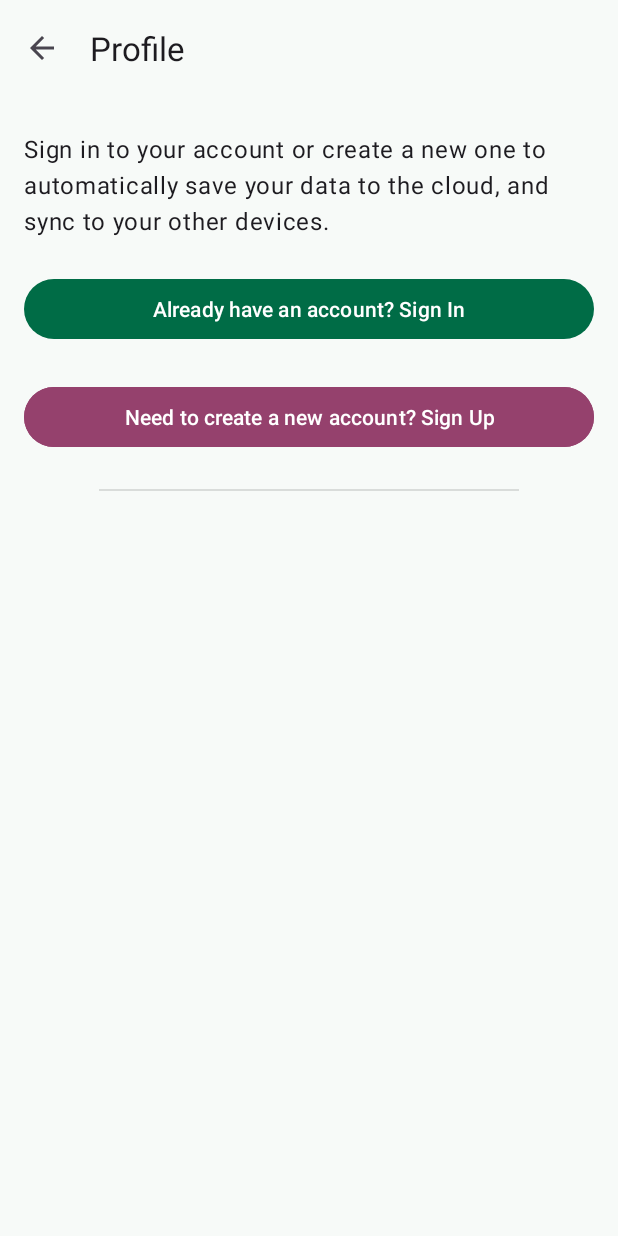
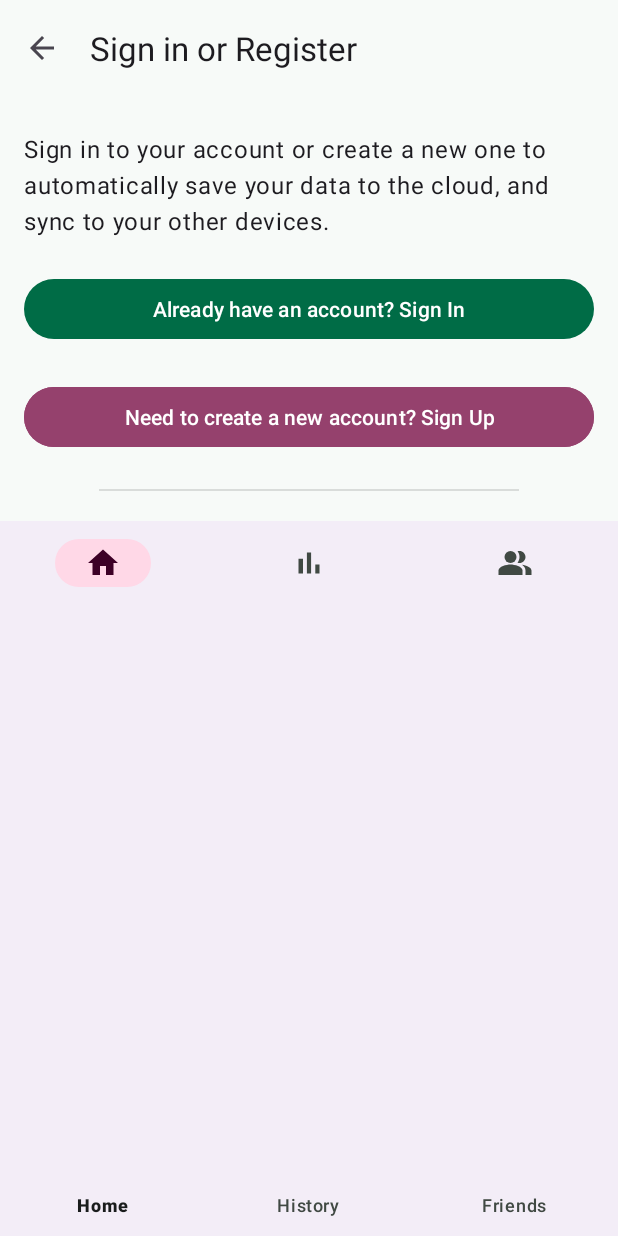
Before and after one commit to H3isenb3rg/MobileProgramming2023, an Android app: the Auth screen opened directly, with no data from a screen before it, on a phone screen of 412 x 824 dp. Run offline under Robolectric (Android 15) with nearby library versions, the phone set to English and light mode, and no system bars.

Commit message:
Partial commit for merge

```diff
--- a/app/src/main/java/it/unibs/mp/horace/Auth.kt
+++ b/app/src/main/java/it/unibs/mp/horace/Auth.kt
@@ -2,18 +2,29 @@ package it.unibs.mp.horace
 
 import android.content.Intent
 import android.os.Bundle
+import android.webkit.WebView.FindListener
 import androidx.appcompat.app.AppCompatActivity
 import androidx.core.view.WindowCompat
+import com.google.android.material.appbar.AppBarLayout
+import com.google.android.material.appbar.MaterialToolbar
 import it.unibs.mp.horace.databinding.AuthBinding
 
 class Auth : AppCompatActivity() {
     private lateinit var binding: AuthBinding
+    private lateinit var topBar: MaterialToolbar
     // private lateinit var mAuth: FirebaseAuth
 
     override fun onCreate(savedInstanceState: Bundle?) {
         super.onCreate(savedInstanceState)
         binding = AuthBinding.inflate(layoutInflater)
         setContentView(binding.root)
+
+        // Top App Bar configs
+        binding.appBarLayout.topAppBar.title = getString(R.string.action_sign_in)
+        binding.appBarLayout.topAppBar.setNavigationOnClickListener {
+            val intent = Intent(this, MainActivity::class.java)
+            startActivity(intent)
+        }
 
 
         WindowCompat.setDecorFitsSystemWindows(window, false)
--- a/app/src/main/res/layout/auth.xml
+++ b/app/src/main/res/layout/auth.xml
@@ -1,29 +1,18 @@
 <?xml version="1.0" encoding="utf-8"?>
-<androidx.coordinatorlayout.widget.CoordinatorLayout xmlns:android="http://schemas.android.com/apk/res/android"
+<RelativeLayout xmlns:android="http://schemas.android.com/apk/res/android"
     xmlns:app="http://schemas.android.com/apk/res-auto"
     android:layout_width="match_parent"
     android:layout_height="match_parent"
-    android:fitsSystemWindows="true">
+    android:fitsSystemWindows="true"
+    android:orientation="vertical">
 
-    <com.google.android.material.appbar.AppBarLayout
-        android:id="@+id/appBarLayout"
-        android:layout_width="match_parent"
-        android:layout_height="wrap_content"
-        android:fitsSystemWindows="true">
-
-        <com.google.android.material.appbar.MaterialToolbar
-            android:id="@+id/topAppBar"
-            android:layout_width="match_parent"
-            android:layout_height="?attr/actionBarSize"
-            app:navigationIcon="@drawable/baseline_arrow_back_24"
-            app:title="@string/profile" />
-
-    </com.google.android.material.appbar.AppBarLayout>
+    <include layout="@layout/simple_topbar" android:id="@+id/appBarLayout"/>
 
     <androidx.core.widget.NestedScrollView
+        android:layout_below="@id/appBarLayout"
         android:layout_width="match_parent"
-        android:layout_height="match_parent"
-        app:layout_behavior="@string/appbar_scrolling_view_behavior">
+        android:id="@+id/mainContent"
+        android:layout_height="wrap_content">
 
         <LinearLayout
             android:layout_width="match_parent"
@@ -62,13 +51,13 @@
 
     </androidx.core.widget.NestedScrollView>
 
-</androidx.coordinatorlayout.widget.CoordinatorLayout>
+    <com.google.android.material.bottomnavigation.BottomNavigationView
+        android:id="@+id/bnBottomNav"
+        android:layout_below="@id/mainContent"
+        android:layout_width="match_parent"
+        android:layout_height="wrap_content"
+        android:layout_alignParentBottom="true"
+        app:menu="@menu/nav_menu" />
+</RelativeLayout>
 
-    <!-- <com.google.android.material.bottomnavigation.BottomNavigationView
-         android:id="@+id/bnBottomNav"
-         android:layout_width="match_parent"
-         android:layout_height="wrap_content"
-         android:layout_alignParentBottom="true"
-         app:itemBackground="@color/grey"
-         app:itemTextColor="@color/black"
-         app:menu="@menu/nav_menu" /> -->
+    <!--  -->
--- a/app/src/main/res/layout/custom_signin.xml
+++ b/app/src/main/res/layout/custom_signin.xml
@@ -13,15 +13,14 @@
 
         <com.google.android.material.appbar.AppBarLayout
             android:layout_width="match_parent"
-            android:layout_height="wrap_content"
-            android:background="@color/grey">
+            android:layout_height="wrap_content">
 
             <com.google.android.material.appbar.MaterialToolbar
                 android:id="@+id/topAppBar"
                 android:layout_width="match_parent"
                 android:layout_height="wrap_content"
                 app:navigationIcon="@drawable/baseline_arrow_back_24"
-                app:title="@string/sign_in" />
+                app:title="@string/action_sign_in_short" />
 
         </com.google.android.material.appbar.AppBarLayout>
 
@@ -74,8 +73,7 @@
         android:layout_marginTop="20dp"
         android:layout_marginEnd="50dp"
         android:padding="0dp"
-        android:text="@string/forgot_password"
-        android:textColor="@color/dark_green" />
+        android:text="@string/forgot_password"/>
 
     <Button
         android:id="@+id/btnLogin"
@@ -84,7 +82,6 @@
         android:layout_below="@id/forgot_btn"
         android:layout_centerHorizontal="true"
         android:layout_marginStart="75dp"
-        android:backgroundTint="@color/dark_green"
         android:text="@string/sign_in" />
 
     <com.google.android.material.bottomnavigation.BottomNavigationView
@@ -92,8 +89,6 @@
         android:layout_width="match_parent"
         android:layout_height="wrap_content"
         android:layout_alignParentBottom="true"
-        app:itemBackground="@color/grey"
-        app:itemTextColor="@color/black"
         app:menu="@menu/nav_menu" />
 
 
--- /dev/null
+++ b/app/src/main/res/layout/simple_topbar.xml
@@ -0,0 +1,23 @@
+<?xml version="1.0" encoding="utf-8"?>
+
+<androidx.coordinatorlayout.widget.CoordinatorLayout
+    xmlns:android="http://schemas.android.com/apk/res/android"
+    xmlns:app="http://schemas.android.com/apk/res-auto"
+    android:layout_width="match_parent"
+    android:layout_height="wrap_content">
+
+    <com.google.android.material.appbar.AppBarLayout
+        android:layout_width="match_parent"
+        android:layout_height="wrap_content"
+        android:fitsSystemWindows="true">
+
+        <com.google.android.material.appbar.MaterialToolbar
+            android:id="@+id/topAppBar"
+            android:layout_width="match_parent"
+            android:layout_height="?attr/actionBarSize"
+            app:navigationIcon="@drawable/baseline_arrow_back_24"
+            app:title="@string/sample_topbar" />
+
+    </com.google.android.material.appbar.AppBarLayout>
+
+</androidx.coordinatorlayout.widget.CoordinatorLayout>
--- a/app/src/main/res/values/strings.xml
+++ b/app/src/main/res/values/strings.xml
@@ -10,7 +10,6 @@
     <string name="settings">Settings</string>
     <string name="history">History</string>
     <string name="friends">Friends</string>
-    <string name="sign_in">Sign In</string>
     <string name="email">Email</string>
     <string name="pwd">Password</string>
     <string name="forgot_password">Forgot your password?</string>
@@ -18,10 +17,11 @@
     <string name="title_activity_login">LoginActivity</string>
     <string name="prompt_email">Email</string>
     <string name="prompt_password">Password</string>
-    <string name="action_sign_in">Sign in or register</string>
+    <string name="action_sign_in">Sign in or Register</string>
     <string name="action_sign_in_short">Sign in</string>
     <string name="welcome">"Welcome !"</string>
     <string name="invalid_username">Not a valid username</string>
     <string name="invalid_password">Password must be >5 characters</string>
     <string name="login_failed">"Login failed"</string>
+    <string name="sample_topbar">Section Title</string>
 </resources>
```
